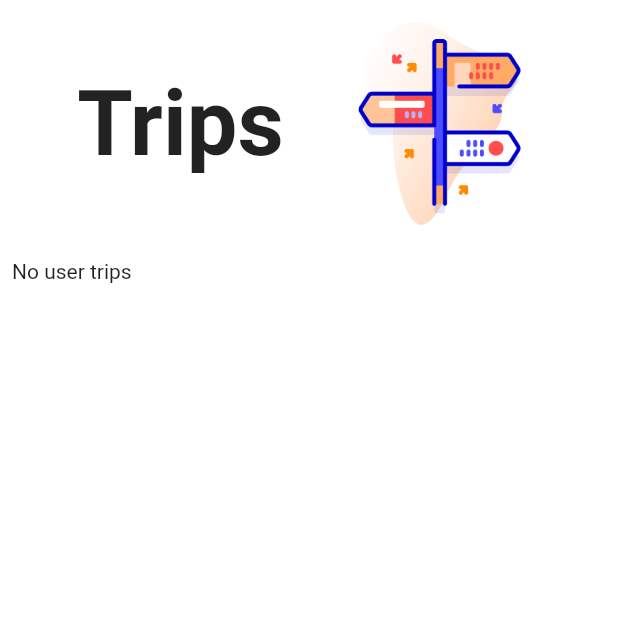
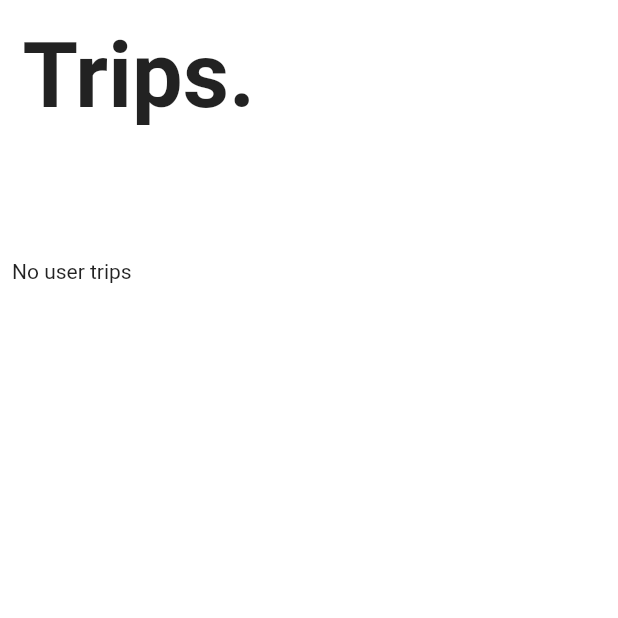
Before and after one commit to CodeSlayerTarun/SIH2020_466_Hecklers_GitRepository_MLRIT, a Flutter app: the ViewTrip screen opened by its route, on a phone screen of 412 x 824 dp, the top half of it. Run offline on Flutter 3.47's test engine with Material 2 defaults, Android fonts, the light colour scheme and no system bars; our stand-ins replace cloud_firestore, firebase_auth, google_maps_flutter, google_sign_in, latlong, location; accounts and stored records are empty.

Commit message:
Trip edited

```diff
--- a/lib/screens/view_trips_screen.dart
+++ b/lib/screens/view_trips_screen.dart
@@ -27,18 +27,12 @@ class _ViewTripState extends State<ViewTrip> {
               flex: 2,
               child: Padding(
                 padding: const EdgeInsets.all(15.0),
-                child: Row(
-                  mainAxisAlignment: MainAxisAlignment.spaceEvenly,
-                  children: <Widget>[
-                    Text(
-                      'Trips',
-                      style: TextStyle(
-                        fontSize: 60.0,
-                        fontWeight: FontWeight.bold,
-                      ),
-                    ),
-                    Image.asset('assets/images/way.png'),
-                  ],
+                child: Text(
+                  'Trips.',
+                  style: TextStyle(
+                    fontSize: 60.0,
+                    fontWeight: FontWeight.bold,
+                  ),
                 ),
               ),
             ),
```
Also changed, not shown: lib/components/trip_card.dart (+22 -6 lines).
